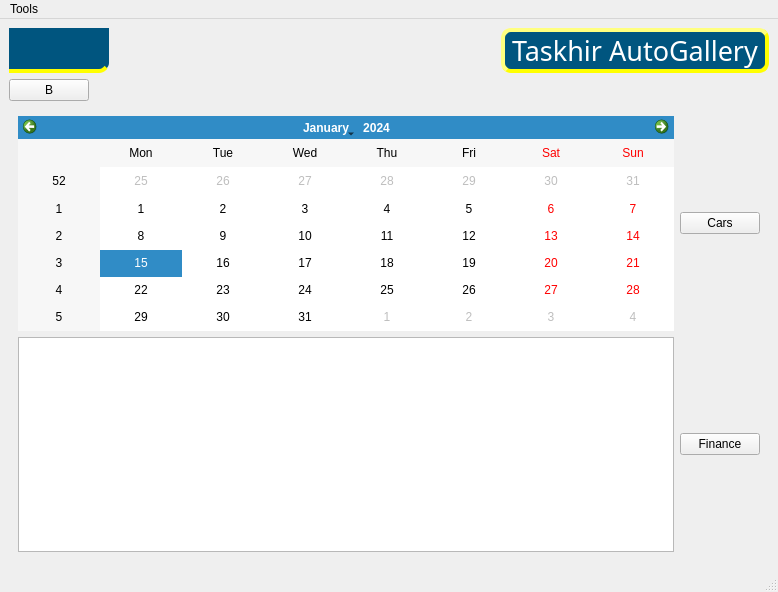
Qt form CarExhibitionManagement/MainWindow.ui (behruzsayyadi/AP98Project) before a commit.
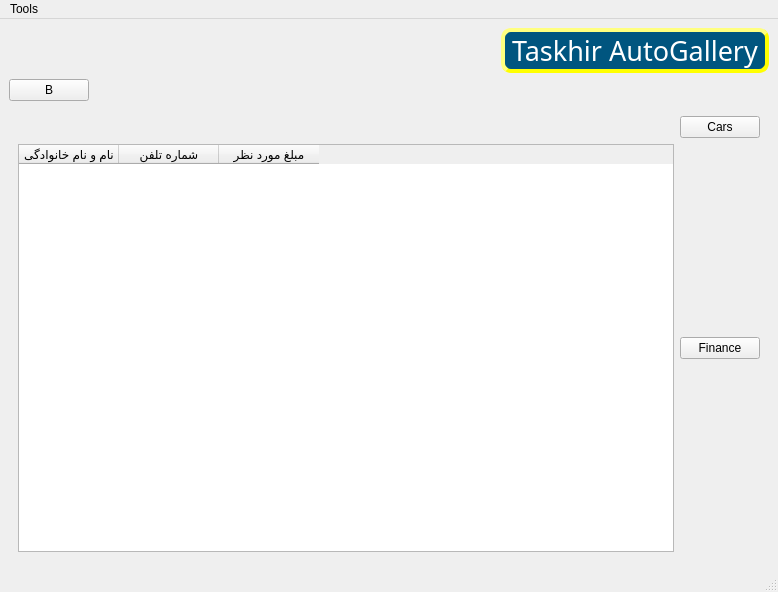
The same form after that commit. Custom widgets are drawn as their Qt base class.

Patch:
```diff
--- a/CarExhibitionManagement/MainWindow.ui
+++ b/CarExhibitionManagement/MainWindow.ui
@@ -84,15 +84,7 @@
        </font>
       </property>
       <property name="styleSheet">
-       <string notr="true">background-color: qlineargradient(spread:reflect, x1:1, y1:0, x2:1, y2:1, stop:0.517413 rgba(0, 85, 127, 255));
-border-color: rgb(255, 255, 0);
-color: rgb(255, 255, 255);
-border-style:outset;
-border-width:0 4 4 0;
-border-right:none;
-border-bottom-right-radius:10px;
-
-</string>
+       <string notr="true"/>
       </property>
       <property name="text">
        <string/>
@@ -160,13 +152,6 @@
       </widget>
       <widget class="QWidget" name="page_Home">
        <layout class="QGridLayout" name="layout_HomePage">
-        <item row="0" column="1">
-         <widget class="QPushButton" name="pushButton_Cars">
-          <property name="text">
-           <string>Cars</string>
-          </property>
-         </widget>
-        </item>
         <item row="1" column="1">
          <widget class="QPushButton" name="pushButton_Finance">
           <property name="text">
@@ -174,11 +159,31 @@
           </property>
          </widget>
         </item>
-        <item row="0" column="0">
-         <widget class="QCalendarWidget" name="calendarWidget_calendar"/>
+        <item row="0" column="1">
+         <widget class="QPushButton" name="pushButton_Cars">
+          <property name="text">
+           <string>Cars</string>
+          </property>
+         </widget>
         </item>
         <item row="1" column="0">
-         <widget class="QTableWidget" name="tableWidget_important_people"/>
+         <widget class="QTableWidget" name="tableWidget_important_people">
+          <column>
+           <property name="text">
+            <string>نام و نام خانوادگی</string>
+           </property>
+          </column>
+          <column>
+           <property name="text">
+            <string>شماره تلفن</string>
+           </property>
+          </column>
+          <column>
+           <property name="text">
+            <string>مبلغ مورد نظر</string>
+           </property>
+          </column>
+         </widget>
         </item>
        </layout>
       </widget>
```
